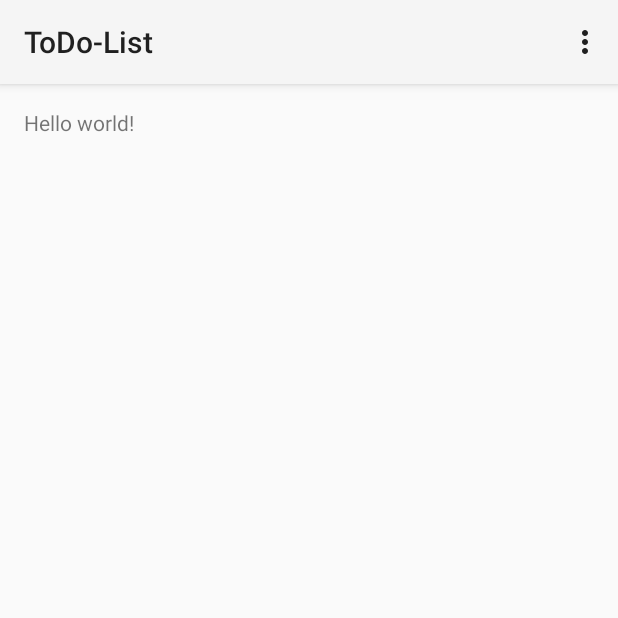
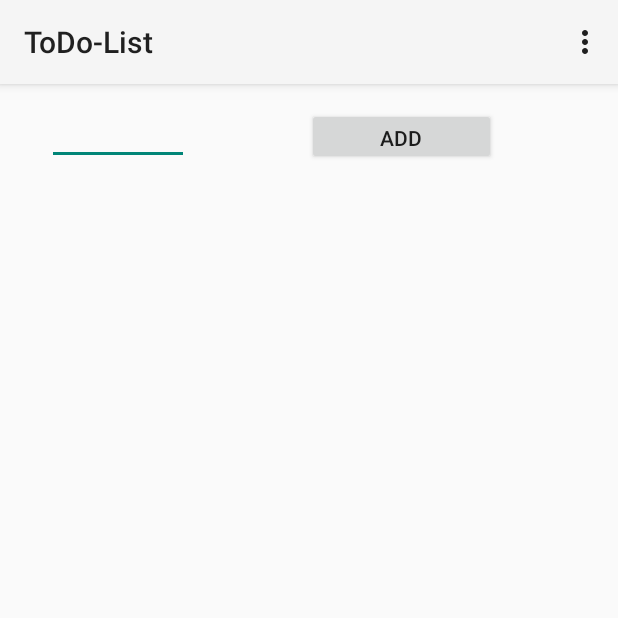
Before and after one commit to gendai/ToDo-List, an Android app: the screen it shows after launch (MainActivity), on a phone screen of 412 x 824 dp, the top half of it. Run offline under Robolectric (Android 15) with nearby library versions, the phone set to English and light mode, and no system bars.

Commit message:
Milestones01

```diff
--- a/app/src/main/java/com/example/english/todo_list/MainActivity.java
+++ b/app/src/main/java/com/example/english/todo_list/MainActivity.java
@@ -4,13 +4,23 @@ import android.app.Activity;
 import android.os.Bundle;
 import android.view.Menu;
 import android.view.MenuItem;
+import android.widget.Button;
+import android.widget.EditText;
+import android.widget.ListView;
 
 public class MainActivity extends Activity {
+
+    Button addb;
+    EditText edt;
+    ListView lstv;
 
     @Override
     protected void onCreate(Bundle savedInstanceState) {
         super.onCreate(savedInstanceState);
         setContentView(R.layout.activity_main);
+        addb = (Button) findViewById(R.id.buttonADD);
+        edt = (EditText) findViewById(R.id.textbox);
+        lstv = (ListView) findViewById(R.id.ListView);
     }
 
     @Override
--- a/app/src/main/res/layout/activity_main.xml
+++ b/app/src/main/res/layout/activity_main.xml
@@ -5,7 +5,26 @@
     android:paddingTop="@dimen/activity_vertical_margin"
     android:paddingBottom="@dimen/activity_vertical_margin" tools:context=".MainActivity">
 
-    <TextView android:text="@string/hello_world" android:layout_width="wrap_content"
-        android:layout_height="wrap_content" />
+
+
+    <EditText
+        android:id="@+id/textbox"
+        android:layout_width="15mm"
+        android:layout_height="6mm"
+        android:layout_marginBottom="16dp"
+        android:layout_marginLeft="15dp" />
+
+    <Button
+        android:id="@+id/buttonADD"
+        android:layout_width="20mm"
+        android:layout_height="6mm"
+        android:layout_marginLeft="30mm"
+        android:text="Add"/>
+
+    <ListView
+        android:id="@+id/ListView"
+        android:layout_width="55mm"
+        android:layout_height="65mm"
+        android:layout_marginTop="10mm"></ListView>
 
 </RelativeLayout>
--- /dev/null
+++ b/build.gradle
@@ -0,0 +1,19 @@
+// Top-level build file where you can add configuration options common to all sub-projects/modules.
+
+buildscript {
+    repositories {
+        jcenter()
+    }
+    dependencies {
+        classpath 'com.android.tools.build:gradle:1.3.0'
+
+        // NOTE: Do not place your application dependencies here; they belong
+        // in the individual module build.gradle files
+    }
+}
+
+allprojects {
+    repositories {
+        jcenter()
+    }
+}
--- /dev/null
+++ b/settings.gradle
@@ -0,0 +1 @@
+include ':app'
```
Also changed, not shown: gradle.properties (added, +18 -0 lines), gradle/wrapper/gradle-wrapper.properties (added), 6 other files.
